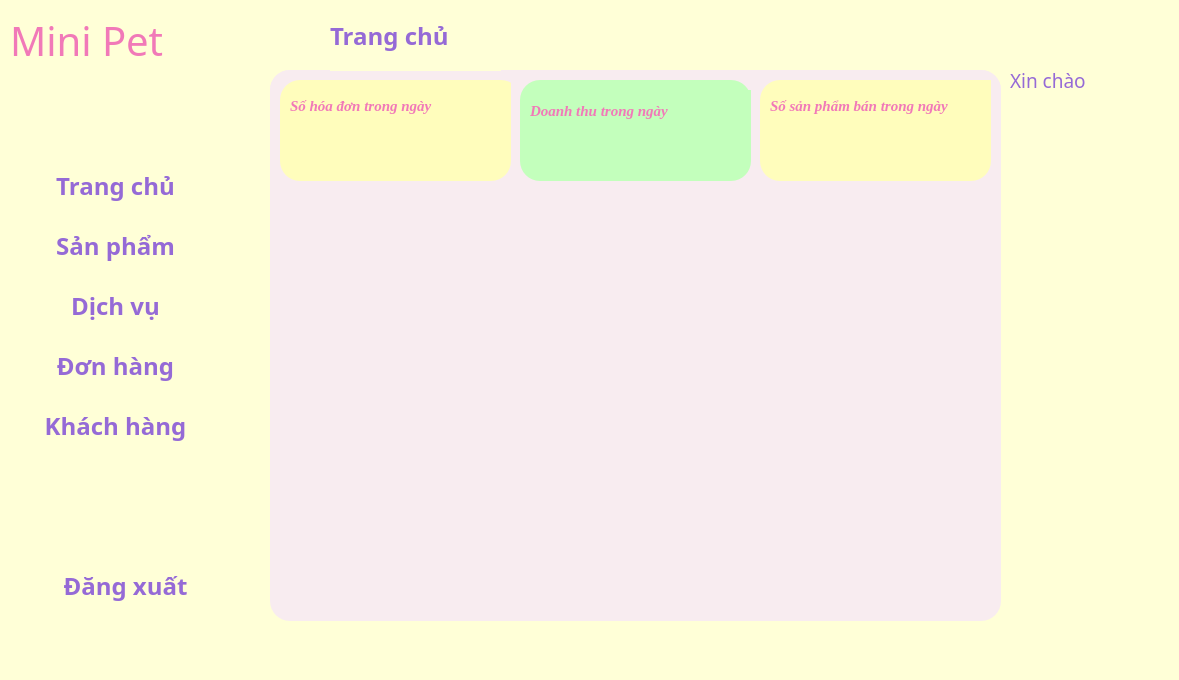
Before: the Qt Designer form main.ui in minhngoc22/Pet-Store, drawn with Qt 5.
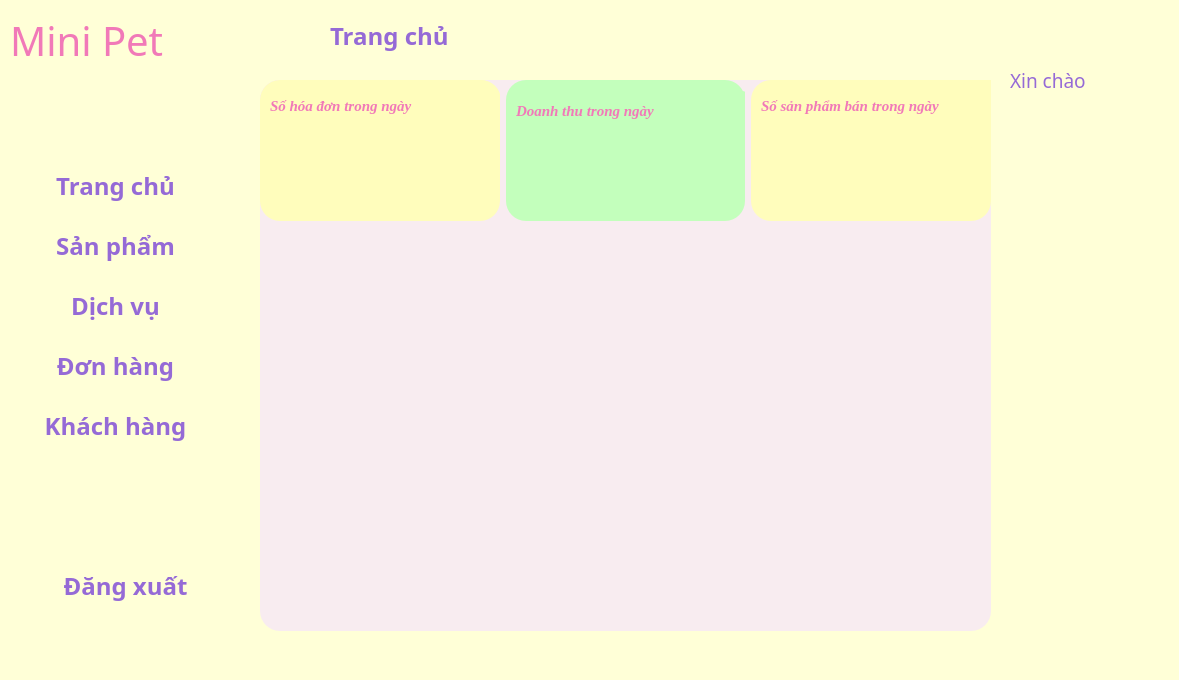
After: the same form once the commit is applied. Icons and pictures are not drawn.

Commit message: cập nhật lần 1

The edit to the form file:
```diff
--- a/main.ui
+++ b/main.ui
@@ -20,8 +20,8 @@
    <widget class="QWidget" name="home" native="true">
     <property name="geometry">
      <rect>
-      <x>270</x>
-      <y>70</y>
+      <x>260</x>
+      <y>80</y>
       <width>731</width>
       <height>551</height>
      </rect>
@@ -37,18 +37,12 @@
        <x>0</x>
        <y>0</y>
        <width>731</width>
-       <height>161</height>
+       <height>141</height>
       </rect>
      </property>
+     <layout class="QGridLayout" name="gridLayout">
+      <item row="0" column="0">
      <widget class="QWidget" name="bill" native="true">
-      <property name="geometry">
-       <rect>
-        <x>10</x>
-        <y>10</y>
-        <width>231</width>
-        <height>101</height>
-       </rect>
-      </property>
       <property name="styleSheet">
        <string notr="true">background-color: rgb(255, 253, 188);
 color: rgb(255, 239, 178);
@@ -99,15 +93,9 @@
        </property>
       </widget>
      </widget>
+      </item>
+      <item row="0" column="1">
      <widget class="QWidget" name="dthu" native="true">
-      <property name="geometry">
-       <rect>
-        <x>250</x>
-        <y>10</y>
-        <width>231</width>
-        <height>101</height>
-       </rect>
-      </property>
       <property name="styleSheet">
        <string notr="true">background-color: rgb(195, 255, 188);
  border-radius: 20px; /* Bo góc */;</string>
@@ -157,15 +145,9 @@
        </property>
       </widget>
      </widget>
+      </item>
+      <item row="0" column="2">
      <widget class="QWidget" name="spham" native="true">
-      <property name="geometry">
-       <rect>
-        <x>490</x>
-        <y>10</y>
-        <width>231</width>
-        <height>101</height>
-       </rect>
-      </property>
       <property name="styleSheet">
        <string notr="true">background-color: rgb(255, 253, 188);
 color: rgb(255, 239, 178);
@@ -216,6 +198,8 @@
        </property>
       </widget>
      </widget>
+      </item>
+     </layout>
     </widget>
    </widget>
    <widget class="QLabel" name="label_3">
```
Left out of the diff: 10 changed lines with no effect on the pictures. Lines whose indentation alone changed are shown as unchanged. The commit also changes 2 other files.
